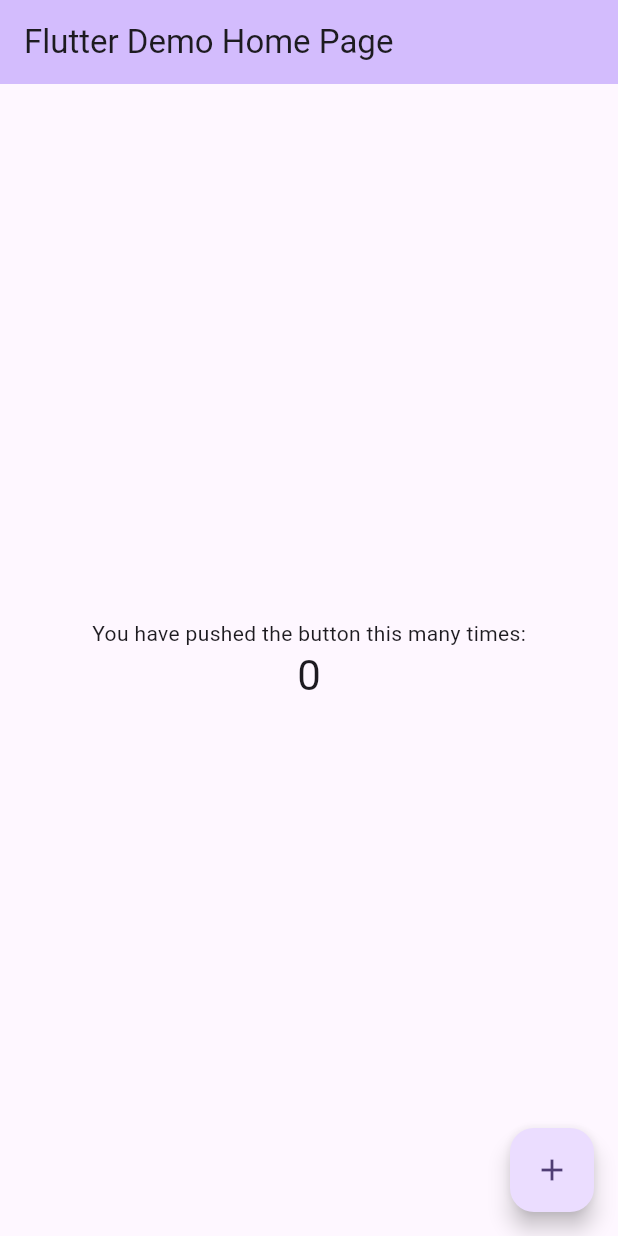
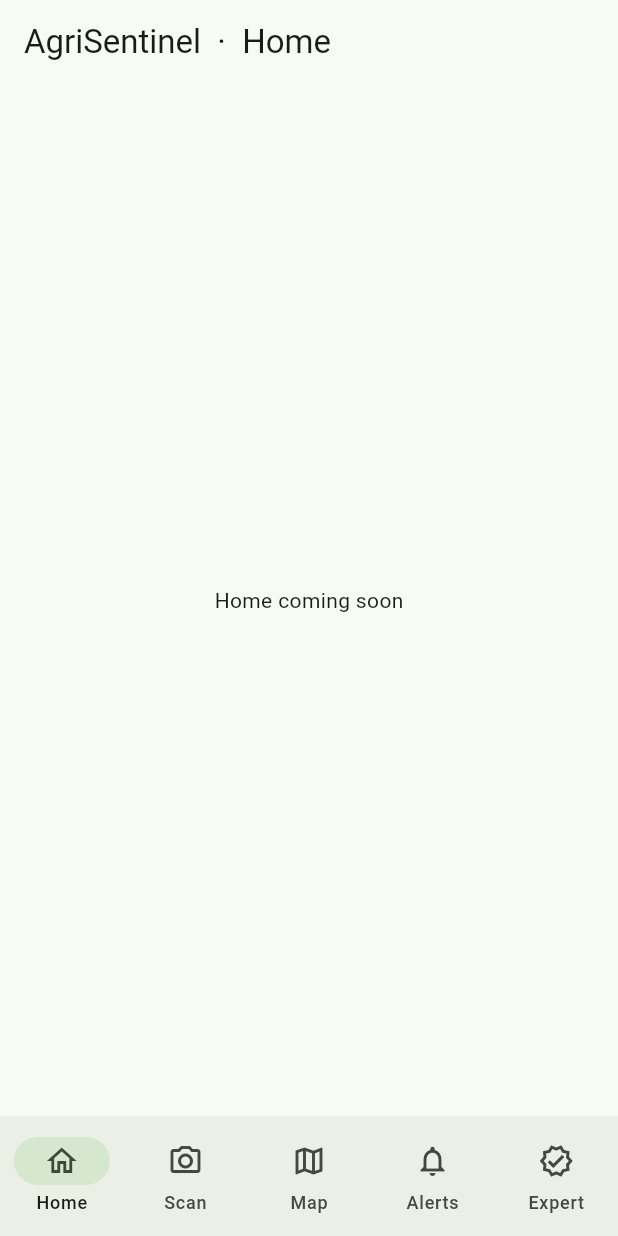
Before and after one commit to Mramaran/agrisentinel, a Flutter app: the screen it shows after launch, on a phone screen of 412 x 824 dp. Run offline on Flutter 3.47's test engine with Material 3 defaults, Android fonts, the phone set to English and light mode, and no system bars.

Commit message:
feat: app shell with five tabs and dependencies

```diff
--- a/lib/main.dart
+++ b/lib/main.dart
@@ -1,121 +1,60 @@
 import 'package:flutter/material.dart';
 
-void main() {
-  runApp(const MyApp());
-}
+const kGreen = Color(0xFF2C5F2D);
+const kMoss = Color(0xFF97BC62);
+const kOrange = Color(0xFFE97132);
+const kRed = Color(0xFFC0392B);
+const kYellow = Color(0xFFE9C46A);
+const kNavy = Color(0xFF0E2841);
 
-class MyApp extends StatelessWidget {
-  const MyApp({super.key});
+void main() => runApp(const AgriSentinelApp());
 
-  // This widget is the root of your application.
+class AgriSentinelApp extends StatelessWidget {
+  const AgriSentinelApp({super.key});
+
   @override
   Widget build(BuildContext context) {
     return MaterialApp(
-      title: 'Flutter Demo',
+      title: 'AgriSentinel',
+      debugShowCheckedModeBanner: false,
       theme: ThemeData(
-        // This is the theme of your application.
-        //
-        // TRY THIS: Try running your application with "flutter run". You'll see
-        // the application has a purple toolbar. Then, without quitting the app,
-        // try changing the seedColor in the colorScheme below to Colors.green
-        // and then invoke "hot reload" (save your changes or press the "hot
-        // reload" button in a Flutter-supported IDE, or press "r" if you used
-        // the command line to start the app).
-        //
-        // Notice that the counter didn't reset back to zero; the application
-        // state is not lost during the reload. To reset the state, use hot
-        // restart instead.
-        //
-        // This works for code too, not just values: Most code changes can be
-        // tested with just a hot reload.
-        colorScheme: .fromSeed(seedColor: Colors.deepPurple),
+        useMaterial3: true,
+        colorScheme: ColorScheme.fromSeed(seedColor: kGreen),
       ),
-      home: const MyHomePage(title: 'Flutter Demo Home Page'),
+      home: const HomeShell(),
     );
   }
 }
 
-class MyHomePage extends StatefulWidget {
-  const MyHomePage({super.key, required this.title});
-
-  // This widget is the home page of your application. It is stateful, meaning
-  // that it has a State object (defined below) that contains fields that affect
-  // how it looks.
-
-  // This class is the configuration for the state. It holds the values (in this
-  // case the title) provided by the parent (in this case the App widget) and
-  // used by the build method of the State. Fields in a Widget subclass are
-  // always marked "final".
-
-  final String title;
-
+class HomeShell extends StatefulWidget {
+  const HomeShell({super.key});
   @override
-  State<MyHomePage> createState() => _MyHomePageState();
+  State<HomeShell> createState() => _HomeShellState();
 }
 
-class _MyHomePageState extends State<MyHomePage> {
-  int _counter = 0;
+class _HomeShellState extends State<HomeShell> {
+  int _index = 0;
 
-  void _incrementCounter() {
-    setState(() {
-      // This call to setState tells the Flutter framework that something has
-      // changed in this State, which causes it to rerun the build method below
-      // so that the display can reflect the updated values. If we changed
-      // _counter without calling setState(), then the build method would not be
-      // called again, and so nothing would appear to happen.
-      _counter++;
-    });
-  }
+  static const _titles = ['Home', 'Scan', 'Map', 'Alerts', 'Expert'];
 
   @override
   Widget build(BuildContext context) {
-    // This method is rerun every time setState is called, for instance as done
-    // by the _incrementCounter method above.
-    //
-    // The Flutter framework has been optimized to make rerunning build methods
-    // fast, so that you can just rebuild anything that needs updating rather
-    // than having to individually change instances of widgets.
+    final pages = [
+      for (final t in _titles) Center(child: Text('$t coming soon')),
+    ];
     return Scaffold(
-      appBar: AppBar(
-        // TRY THIS: Try changing the color here to a specific color (to
-        // Colors.amber, perhaps?) and trigger a hot reload to see the AppBar
-        // change color while the other colors stay the same.
-        backgroundColor: Theme.of(context).colorScheme.inversePrimary,
-        // Here we take the value from the MyHomePage object that was created by
-        // the App.build method, and use it to set our appbar title.
-        title: Text(widget.title),
-      ),
-      body: Center(
-        // Center is a layout widget. It takes a single child and positions it
-        // in the middle of the parent.
-        child: Column(
-          // Column is also a layout widget. It takes a list of children and
-          // arranges them vertically. By default, it sizes itself to fit its
-          // children horizontally, and tries to be as tall as its parent.
-          //
-          // Column has various properties to control how it sizes itself and
-          // how it positions its children. Here we use mainAxisAlignment to
-          // center the children vertically; the main axis here is the vertical
-          // axis because Columns are vertical (the cross axis would be
-          // horizontal).
-          //
-          // TRY THIS: Invoke "debug painting" (choose the "Toggle Debug Paint"
-          // action in the IDE, or press "p" in the console), to see the
-          // wireframe for each widget.
-          mainAxisAlignment: .center,
-          children: [
-            const Text('You have pushed the button this many times:'),
-            Text(
-              '$_counter',
-              style: Theme.of(context).textTheme.headlineMedium,
-            ),
-          ],
-        ),
-      ),
-      floatingActionButton: FloatingActionButton(
-        onPressed: _incrementCounter,
-        tooltip: 'Increment',
-        child: const Icon(Icons.add),
+      appBar: AppBar(title: Text('AgriSentinel  ·  ${_titles[_index]}')),
+      body: pages[_index],
+      bottomNavigationBar: NavigationBar(
+        selectedIndex: _index,
+        onDestinationSelected: (i) => setState(() => _index = i),
+        destinations: const [
+          NavigationDestination(icon: Icon(Icons.home_outlined), label: 'Home'),
+          NavigationDestination(icon: Icon(Icons.camera_alt_outlined), label: 'Scan'),
+          NavigationDestination(icon: Icon(Icons.map_outlined), label: 'Map'),
+          NavigationDestination(icon: Icon(Icons.notifications_outlined), label: 'Alerts'),
+          NavigationDestination(icon: Icon(Icons.verified_outlined), label: 'Expert'),
+        ],
       ),
     );
   }
```
Also changed, not shown: pubspec.yaml (+8 -1 lines), pubspec.lock, 5 other files.
